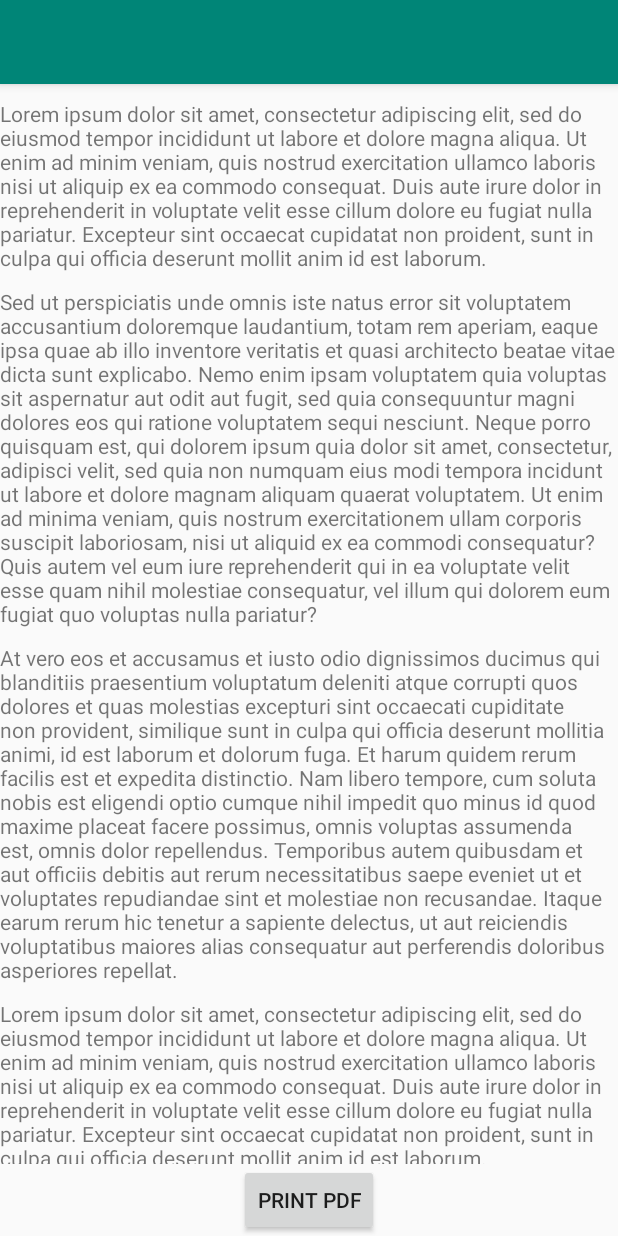
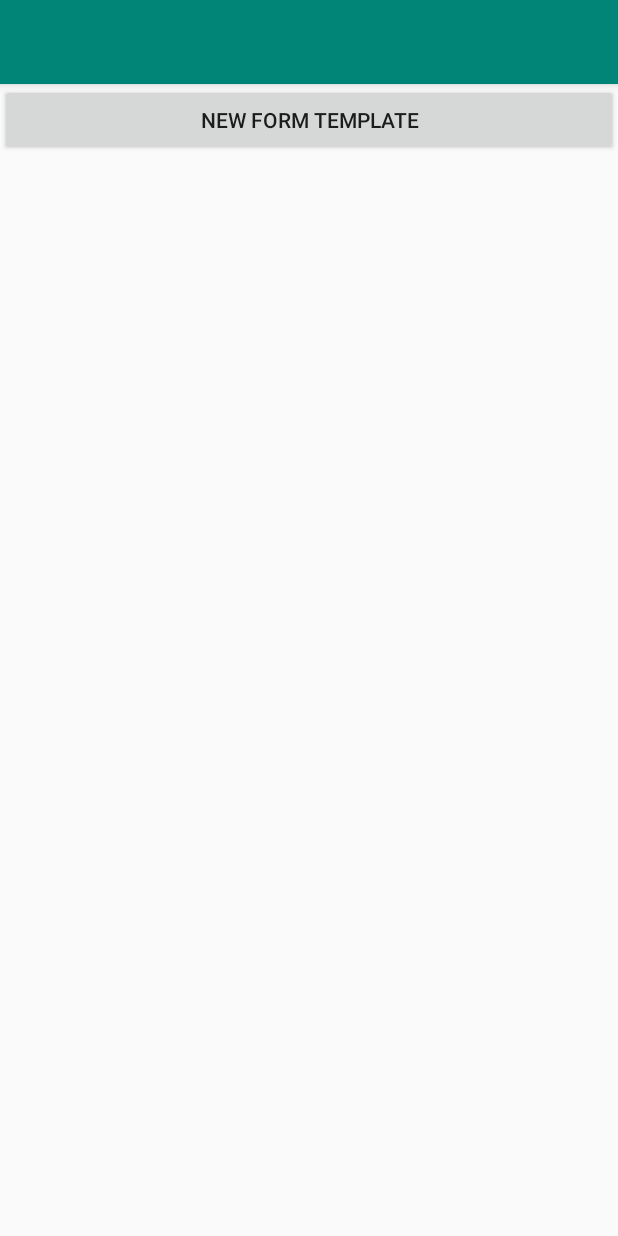
Before and after one commit to MethodicalMadness/Inspect, an Android app: the screen it shows after launch (MainActivity), on a phone screen of 412 x 824 dp. Run offline under Robolectric (Android 15) with nearby library versions, the phone set to English and light mode, and no system bars.

Commit message:
Created a new (blank) template activity Created a simple text field (view) Implemented add text field Adapted pdf export functionality to account for layout changes in template. Implemented basic GUI to support new functionality.

```diff
--- a/app/src/main/AndroidManifest.xml
+++ b/app/src/main/AndroidManifest.xml
@@ -16,6 +16,7 @@
                 <category android:name="android.intent.category.LAUNCHER" />
             </intent-filter>
         </activity>
+        <activity android:name=".TemplateEditor"></activity>
     </application>
 
 </manifest>
--- a/app/src/main/java/com/example/inspect/MainActivity.java
+++ b/app/src/main/java/com/example/inspect/MainActivity.java
@@ -2,20 +2,21 @@ package com.example.inspect;
 
 import androidx.appcompat.app.AppCompatActivity;
 
+import android.content.Intent;
 import android.os.Bundle;
-import android.print.PrintManager;
 import android.view.View;
+
 
 public class MainActivity extends AppCompatActivity {
 
     @Override
-    protected void onCreate(Bundle savedInstanceState) {
+    public void onCreate(Bundle savedInstanceState) {
         super.onCreate(savedInstanceState);
         setContentView(R.layout.activity_main);
     }
 
-    public void printPDF(View view) {
-        PrintManager printManager = (PrintManager) getSystemService(PRINT_SERVICE);
-        printManager.print("print_any_view_job_name", new ViewPrintAdapter(this, findViewById(R.id.linearLayoutVert)), null);
+    public void newBlankTemplate(View view) {
+        Intent intent = new Intent(this, TemplateEditor.class);
+        startActivity(intent);
     }
 }
--- a/app/src/main/res/layout/activity_main.xml
+++ b/app/src/main/res/layout/activity_main.xml
@@ -1,61 +1,12 @@
 <?xml version="1.0" encoding="utf-8"?>
-<RelativeLayout xmlns:android="http://schemas.android.com/apk/res/android"
-    xmlns:tools="http://schemas.android.com/tools"
-    android:layout_width="match_parent"
-    android:layout_height="match_parent"
-    tools:context=".MainActivity"
-    android:id="@+id/relativeLayout">
+<LinearLayout xmlns:android="http://schemas.android.com/apk/res/android"
+    android:orientation="vertical" android:layout_width="match_parent"
+    android:layout_height="match_parent">
 
     <Button
-        android:layout_width="wrap_content"
+        android:id="@+id/templateEditorBlank"
+        android:layout_width="match_parent"
         android:layout_height="wrap_content"
-        android:text="Print PDF"
-        android:id="@+id/button1"
-        android:layout_alignParentBottom="true"
-        android:layout_centerHorizontal="true"
-        android:onClick="printPDF" />
-
-    <ScrollView
-        android:layout_width="wrap_content"
-        android:layout_height="wrap_content"
-        android:id="@+id/scrollView"
-        android:layout_above="@id/button1"
-        android:layout_marginTop="10dp">
-
-        <LinearLayout
-            android:id="@+id/linearLayoutVert"
-            android:layout_width="match_parent"
-            android:layout_height="match_parent"
-            android:orientation="vertical">
-
-            <TextView
-                android:id="@+id/textView4"
-                android:layout_width="wrap_content"
-                android:layout_height="wrap_content"
-                android:layout_marginBottom="10dp"
-                android:text="Lorem ipsum dolor sit amet, consectetur adipiscing elit, sed do eiusmod tempor incididunt ut labore et dolore magna aliqua. Ut enim ad minim veniam, quis nostrud exercitation ullamco laboris nisi ut aliquip ex ea commodo consequat. Duis aute irure dolor in reprehenderit in voluptate velit esse cillum dolore eu fugiat nulla pariatur. Excepteur sint occaecat cupidatat non proident, sunt in culpa qui officia deserunt mollit anim id est laborum." />
-
-            <TextView
-                android:id="@+id/textView5"
-                android:layout_width="wrap_content"
-                android:layout_height="wrap_content"
-                android:layout_marginBottom="10dp"
-                android:text="Sed ut perspiciatis unde omnis iste natus error sit voluptatem accusantium doloremque laudantium, totam rem aperiam, eaque ipsa quae ab illo inventore veritatis et quasi architecto beatae vitae dicta sunt explicabo. Nemo enim ipsam voluptatem quia voluptas sit aspernatur aut odit aut fugit, sed quia consequuntur magni dolores eos qui ratione voluptatem sequi nesciunt. Neque porro quisquam est, qui dolorem ipsum quia dolor sit amet, consectetur, adipisci velit, sed quia non numquam eius modi tempora incidunt ut labore et dolore magnam aliquam quaerat voluptatem. Ut enim ad minima veniam, quis nostrum exercitationem ullam corporis suscipit laboriosam, nisi ut aliquid ex ea commodi consequatur? Quis autem vel eum iure reprehenderit qui in ea voluptate velit esse quam nihil molestiae consequatur, vel illum qui dolorem eum fugiat quo voluptas nulla pariatur?" />
-
-            <TextView
-                android:id="@+id/textView6"
-                android:layout_width="wrap_content"
-                android:layout_height="wrap_content"
-                android:layout_marginBottom="10dp"
-                android:text="At vero eos et accusamus et iusto odio dignissimos ducimus qui blanditiis praesentium voluptatum deleniti atque corrupti quos dolores et quas molestias excepturi sint occaecati cupiditate non provident, similique sunt in culpa qui officia deserunt mollitia animi, id est laborum et dolorum fuga. Et harum quidem rerum facilis est et expedita distinctio. Nam libero tempore, cum soluta nobis est eligendi optio cumque nihil impedit quo minus id quod maxime placeat facere possimus, omnis voluptas assumenda est, omnis dolor repellendus. Temporibus autem quibusdam et aut officiis debitis aut rerum necessitatibus saepe eveniet ut et voluptates repudiandae sint et molestiae non recusandae. Itaque earum rerum hic tenetur a sapiente delectus, ut aut reiciendis voluptatibus maiores alias consequatur aut perferendis doloribus asperiores repellat." />
-
-            <TextView
-                android:id="@+id/textView7"
-                android:layout_width="wrap_content"
-                android:layout_height="wrap_content"
-                android:layout_marginBottom="10dp"
-                android:text="Lorem ipsum dolor sit amet, consectetur adipiscing elit, sed do eiusmod tempor incididunt ut labore et dolore magna aliqua. Ut enim ad minim veniam, quis nostrud exercitation ullamco laboris nisi ut aliquip ex ea commodo consequat. Duis aute irure dolor in reprehenderit in voluptate velit esse cillum dolore eu fugiat nulla pariatur. Excepteur sint occaecat cupidatat non proident, sunt in culpa qui officia deserunt mollit anim id est laborum." />
-        </LinearLayout>
-    </ScrollView>
-
-</RelativeLayout>
+        android:onClick="newBlankTemplate"
+        android:text="New Form Template" />
+</LinearLayout>
```
Also changed, not shown: app/build.gradle (+5 -2 lines), app/src/main/java/com/example/inspect/TemplateEditor.java (+38 -1 lines), app/src/main/res/layout/template_editor.xml (added, +78 -0 lines), app/src/main/res/layout/text_field.xml (added, +20 -0 lines).
